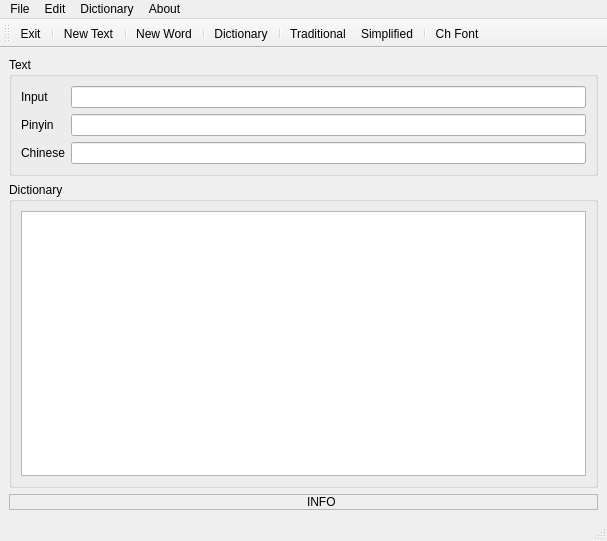
ensisoft/pinyin-translator, file mainwindow.ui: the form before one commit.
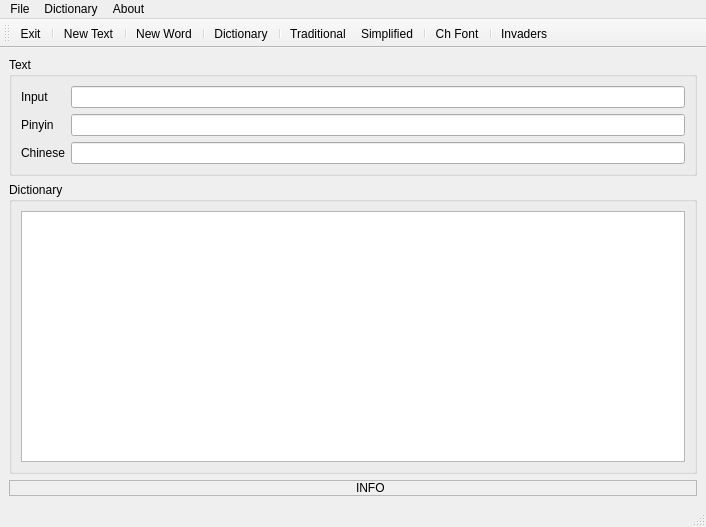
The form after the commit. Icons and pictures are not drawn.

Commit message: Searching for chinese in translator Invaders mainwindow

What changed in the file:
```diff
--- a/mainwindow.ui
+++ b/mainwindow.ui
@@ -6,8 +6,8 @@
    <rect>
     <x>0</x>
     <y>0</y>
-    <width>607</width>
-    <height>541</height>
+    <width>706</width>
+    <height>527</height>
    </rect>
   </property>
   <property name="windowTitle">
@@ -163,14 +163,16 @@
    <addaction name="actionSimplified"/>
    <addaction name="separator"/>
    <addaction name="actionFont"/>
+   <addaction name="separator"/>
+   <addaction name="actionInvaders"/>
   </widget>
   <widget class="QMenuBar" name="menuBar">
    <property name="geometry">
     <rect>
      <x>0</x>
      <y>0</y>
-     <width>607</width>
-     <height>23</height>
+     <width>706</width>
+     <height>22</height>
     </rect>
    </property>
    <widget class="QMenu" name="menuFile">
@@ -195,14 +197,7 @@
     <addaction name="separator"/>
     <addaction name="actionDictionary"/>
    </widget>
-   <widget class="QMenu" name="menuEdit">
-    <property name="title">
-     <string>Edit</string>
-    </property>
-    <addaction name="actionFind"/>
-   </widget>
    <addaction name="menuFile"/>
-   <addaction name="menuEdit"/>
    <addaction name="menuDictionary"/>
    <addaction name="menuAbout"/>
   </widget>
@@ -323,6 +318,15 @@
     <string>Ctrl+F</string>
    </property>
   </action>
+  <action name="actionInvaders">
+   <property name="icon">
+    <iconset resource="resource.qrc">
+     <normaloff>:/icons/ico_invaders.png</normaloff>:/icons/ico_invaders.png</iconset>
+   </property>
+   <property name="text">
+    <string>Invaders</string>
+   </property>
+  </action>
  </widget>
  <tabstops>
   <tabstop>editInput</tabstop>
```
The commit also changes 25 other files.
